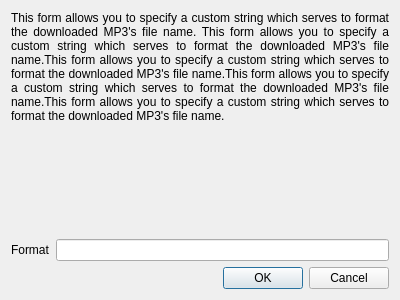
First picture: the form in pymazon/_qtfmtdialog.ui, repository MStrecke/michaelstrecke-pymazon, before the edit.
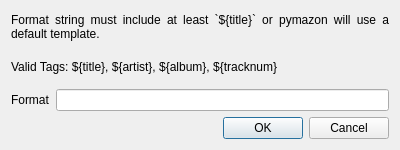
Second picture: the form after the edit.

```diff
--- a/pymazon/_qtfmtdialog.ui
+++ b/pymazon/_qtfmtdialog.ui
@@ -10,7 +10,7 @@
     <x>0</x>
     <y>0</y>
     <width>400</width>
-    <height>300</height>
+    <height>150</height>
    </rect>
   </property>
   <property name="sizePolicy">
@@ -22,7 +22,7 @@
   <property name="minimumSize">
    <size>
     <width>400</width>
-    <height>300</height>
+    <height>150</height>
    </size>
   </property>
   <property name="windowTitle">
@@ -38,7 +38,27 @@
    <property name="sizeConstraint">
     <enum>QLayout::SetDefaultConstraint</enum>
    </property>
-   <item row="0" column="0" colspan="2">
+   <item row="3" column="0">
+    <widget class="QLabel" name="label_2">
+     <property name="text">
+      <string>Format</string>
+     </property>
+    </widget>
+   </item>
+   <item row="3" column="1">
+    <widget class="QLineEdit" name="lineEdit"/>
+   </item>
+   <item row="4" column="1">
+    <widget class="QDialogButtonBox" name="buttonBox">
+     <property name="orientation">
+      <enum>Qt::Horizontal</enum>
+     </property>
+     <property name="standardButtons">
+      <set>QDialogButtonBox::Cancel|QDialogButtonBox::Ok</set>
+     </property>
+    </widget>
+   </item>
+   <item row="1" column="0" colspan="2">
     <widget class="QLabel" name="label">
      <property name="sizePolicy">
       <sizepolicy hsizetype="Preferred" vsizetype="Preferred">
@@ -47,7 +67,7 @@
       </sizepolicy>
      </property>
      <property name="text">
-      <string>This form allows you to specify a custom string which serves to format the downloaded MP3's file name. This form allows you to specify a custom string which serves to format the downloaded MP3's file name.This form allows you to specify a custom string which serves to format the downloaded MP3's file name.This form allows you to specify a custom string which serves to format the downloaded MP3's file name.This form allows you to specify a custom string which serves to format the downloaded MP3's file name.</string>
+      <string>Format string must include at least `${title}` or pymazon will use a default template.</string>
      </property>
      <property name="textFormat">
       <enum>Qt::RichText</enum>
@@ -60,78 +80,10 @@
      </property>
     </widget>
    </item>
-   <item row="1" column="0" colspan="2">
-    <spacer name="verticalSpacer">
-     <property name="orientation">
-      <enum>Qt::Vertical</enum>
-     </property>
-     <property name="sizeType">
-      <enum>QSizePolicy::Expanding</enum>
-     </property>
-     <property name="sizeHint" stdset="0">
-      <size>
-       <width>20</width>
-       <height>40</height>
-      </size>
-     </property>
-    </spacer>
-   </item>
    <item row="2" column="0" colspan="2">
-    <spacer name="verticalSpacer_3">
-     <property name="orientation">
-      <enum>Qt::Vertical</enum>
-     </property>
-     <property name="sizeHint" stdset="0">
-      <size>
-       <width>20</width>
-       <height>40</height>
-      </size>
-     </property>
-    </spacer>
-   </item>
-   <item row="3" column="0" colspan="2">
-    <spacer name="verticalSpacer_4">
-     <property name="orientation">
-      <enum>Qt::Vertical</enum>
-     </property>
-     <property name="sizeHint" stdset="0">
-      <size>
-       <width>20</width>
-       <height>40</height>
-      </size>
-     </property>
-    </spacer>
-   </item>
-   <item row="4" column="0" colspan="2">
-    <spacer name="verticalSpacer_2">
-     <property name="orientation">
-      <enum>Qt::Vertical</enum>
-     </property>
-     <property name="sizeHint" stdset="0">
-      <size>
-       <width>20</width>
-       <height>40</height>
-      </size>
-     </property>
-    </spacer>
-   </item>
-   <item row="5" column="0">
-    <widget class="QLabel" name="label_2">
+    <widget class="QLabel" name="label_3">
      <property name="text">
-      <string>Format</string>
-     </property>
-    </widget>
-   </item>
-   <item row="5" column="1">
-    <widget class="QLineEdit" name="lineEdit"/>
-   </item>
-   <item row="6" column="1">
-    <widget class="QDialogButtonBox" name="buttonBox">
-     <property name="orientation">
-      <enum>Qt::Horizontal</enum>
-     </property>
-     <property name="standardButtons">
-      <set>QDialogButtonBox::Cancel|QDialogButtonBox::Ok</set>
+      <string>Valid Tags: ${title}, ${artist}, ${album}, ${tracknum}</string>
      </property>
     </widget>
    </item>
```
